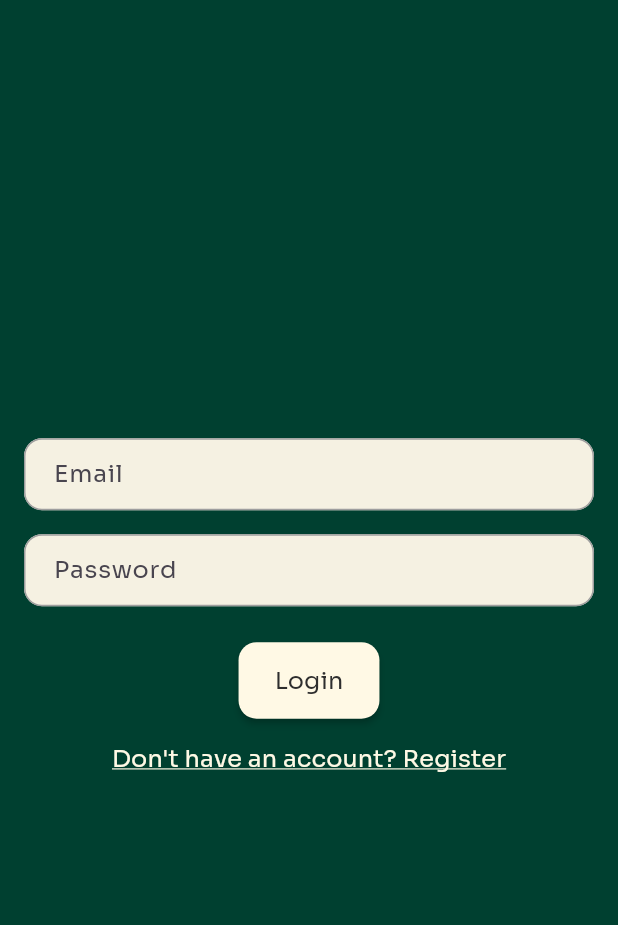
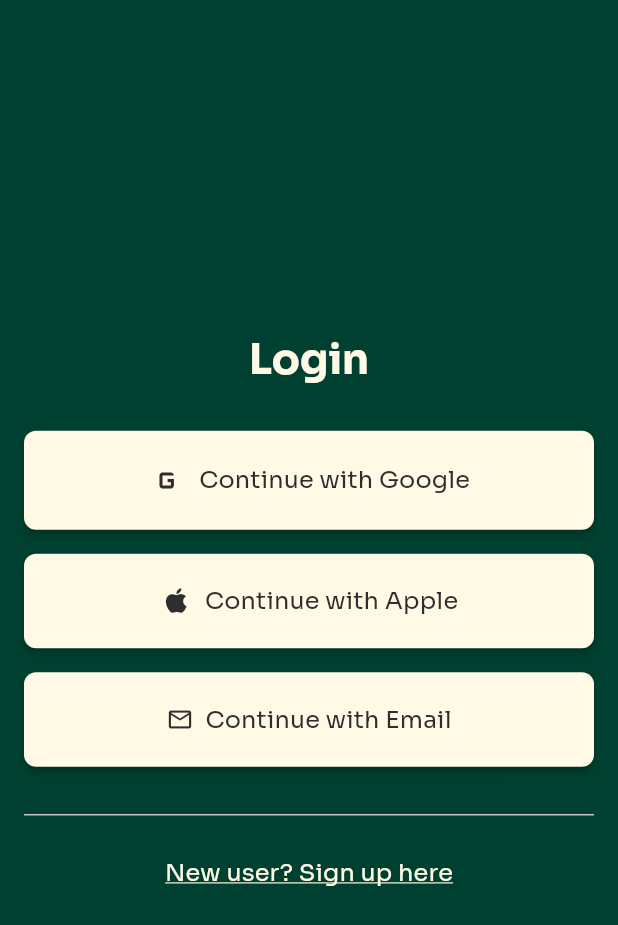
Before and after one commit to wforsyth/GroceryListApp, a Flutter app: the screen it shows after launch, on a phone screen of 412 x 824 dp. Shown: the top 925 px of the screen. Run offline on Flutter 3.47's test engine with Material 3 defaults, Android fonts, the phone set to English and light mode, and no system bars; our stand-ins replace cloud_firestore, firebase_auth, firebase_core, flutter_local_notifications; accounts and stored records are empty.

Commit message:
changes to styling and creation of prelogin page

```diff
--- a/frontend/twoplayercrossword/lib/main.dart
+++ b/frontend/twoplayercrossword/lib/main.dart
@@ -38,8 +38,9 @@ class MyApp extends StatelessWidget {
         elevatedButtonTheme: ElevatedButtonThemeData(
           style: appButtonStyle,
         ),
+        bottomNavigationBarTheme: appBottomNavigationBarTheme,
       ),
-      initialRoute: AppRoutes.login,
+      initialRoute: AppRoutes.prelogin,
       routes: AppRoutes.routes,
     );
   }
--- a/frontend/twoplayercrossword/lib/routes.dart
+++ b/frontend/twoplayercrossword/lib/routes.dart
@@ -1,4 +1,5 @@
 import 'package:flutter/material.dart';
+import 'package:twoplayercrossword/screens/prelogin.dart';
 import 'screens/login.dart';
 import 'screens/register.dart';
 import 'screens/bottomNav.dart';
@@ -9,11 +10,13 @@ class AppRoutes {
   static const String login = '/login';
   static const String register = '/register';
   static const String home = '/home';
+  static const String prelogin = '/prelogin';
 
 //Maps named routes to widgets within the application
   static Map<String, WidgetBuilder> routes = {
     login: (context) => LoginScreen(),
     register: (context) => RegisterScreen(),
     home: (context) => HomeScreen(),
+    prelogin: (context) => PreLoginScreen(),
   };
 }
--- a/frontend/twoplayercrossword/lib/screens/bottomNav.dart
+++ b/frontend/twoplayercrossword/lib/screens/bottomNav.dart
@@ -55,9 +55,6 @@ class _HomeScreenState extends State<HomeScreen> {
   @override
   Widget build(BuildContext context) {
     return Scaffold(
-      appBar: AppBar(
-        title: Text('Epialarm'),
-      ),
       //Collapsable side drawer to display users name and log out functionality
       drawer: Drawer(
           child: ListView(padding: EdgeInsets.zero, children: <Widget>[
@@ -73,7 +70,7 @@ class _HomeScreenState extends State<HomeScreen> {
           onTap: () {
             widget.signOut();
             Navigator.of(context).pop();
-            Navigator.pushNamed(context, AppRoutes.login);
+            Navigator.pushNamed(context, AppRoutes.prelogin);
           },
         ),
       ])),
--- /dev/null
+++ b/frontend/twoplayercrossword/lib/screens/prelogin.dart
@@ -0,0 +1,101 @@
+import 'package:flutter/material.dart';
+import 'package:twoplayercrossword/constants.dart';
+import '../routes.dart';
+import '../styling.dart';
+
+class PreLoginScreen extends StatelessWidget {
+  const PreLoginScreen({super.key});
+
+  @override
+  Widget build(BuildContext context) {
+    return Scaffold(
+      body: Padding(
+        padding: const EdgeInsets.all(16.0),
+        child: Column(
+          mainAxisAlignment: MainAxisAlignment.center,
+          children: [
+            // Title
+            Text(
+              'Login',
+              style: Theme.of(context).textTheme.displayLarge?.copyWith(
+                color: kBackgroundColor
+              ),
+              textAlign: TextAlign.start,
+            ),
+            const SizedBox(height: 32),
+
+            // Continue with Google
+            SizedBox(
+              width: double.infinity,
+              child: ElevatedButton.icon(
+                icon: const Icon(Icons.g_mobiledata, size: 26, color: kPrimaryTextColor),
+                label: Text(
+                  'Continue with Google',
+                  style: Theme.of(context).textTheme.labelLarge,
+                ),
+                style: appButtonStyle,
+                onPressed: () {
+                  // TODO: Handle Google login
+                },
+              ),
+            ),
+            const SizedBox(height: 16),
+
+            // Continue with Apple
+            SizedBox(
+              width: double.infinity,
+              child: ElevatedButton.icon(
+                icon: const Icon(Icons.apple, size: 22, color: kPrimaryTextColor),
+                label: Text(
+                  'Continue with Apple',
+                  style: Theme.of(context).textTheme.labelLarge),
+                style: appButtonStyle,
+                onPressed: () {
+                  // TODO: Handle Apple login
+                },
+              ),
+            ),
+            const SizedBox(height: 16),
+
+            // Continue with Email
+            SizedBox(
+              width: double.infinity,
+              child: ElevatedButton.icon(
+                icon: const Icon(Icons.email_outlined, color: kPrimaryTextColor),
+                label: Text(
+                  'Continue with Email',
+                  style: Theme.of(context).textTheme.labelLarge),
+                style: appButtonStyle,
+                onPressed: () {
+                  Navigator.pushNamed(context, AppRoutes.login);
+                },
+              ),
+            ),
+            const SizedBox(height: 24),
+
+            // Divider
+            const Divider(thickness: 1),
+
+            // Sign up link
+            TextButton(
+              onPressed: () {
+                Navigator.pushNamed(context, AppRoutes.register);
+              },
+              child: Padding(
+                padding: const EdgeInsets.only(top: 12.0),
+                child: Text(
+                  'New user? Sign up here',
+                  style: Theme.of(context).textTheme.labelLarge?.copyWith(
+                        color: kBackgroundColor,
+                        decoration: TextDecoration.underline,
+                        decorationColor: kBackgroundColor,
+                      ),
+                ),
+              ),
+            ),
+          ],
+        ),
+      ),
+    );
+  }
+}
--- a/frontend/twoplayercrossword/lib/screens/register.dart
+++ b/frontend/twoplayercrossword/lib/screens/register.dart
@@ -47,9 +47,10 @@ class _RegisterScreenState extends State<RegisterScreen> {
         padding: EdgeInsets.all(16.0),
         child: Form(
           key: _formKey,
-          child: SingleChildScrollView( // So keyboard doesn't cause overflow
+          child: Center(
+            child: SingleChildScrollView(
               child: Column(
-              mainAxisAlignment: MainAxisAlignment.center,
+                mainAxisSize: MainAxisSize.min,
                 children: [
                   TextFormField(
                     controller: controllerFirstName,
@@ -149,6 +150,7 @@ class _RegisterScreenState extends State<RegisterScreen> {
             ),
           ),
         ),
+      ),
     );
   }
 }
--- a/frontend/twoplayercrossword/lib/styling.dart
+++ b/frontend/twoplayercrossword/lib/styling.dart
@@ -19,7 +19,7 @@ InputDecoration whiteInputDecoration(String label) {
       borderRadius: BorderRadius.circular(12),
       borderSide: const BorderSide(color: Colors.black54, width: 2),
     ),
-    contentPadding: const EdgeInsets.symmetric(horizontal: 16, vertical: 12),
+    contentPadding: const EdgeInsets.symmetric(horizontal: 16, vertical: 14),
   );
 }
 
@@ -64,9 +64,19 @@ final TextTheme appTextTheme = TextTheme(
 final ButtonStyle appButtonStyle = ElevatedButton.styleFrom(
   backgroundColor: kBackgroundColor, // Your kPrimaryColor
   foregroundColor: kBackgroundColor, // Text/icon color
-  padding: const EdgeInsets.symmetric(horizontal: 24, vertical: 14),
+  padding: const EdgeInsets.symmetric(horizontal: 24, vertical: 20),
   shape: RoundedRectangleBorder(
-    borderRadius: BorderRadius.circular(12),
+    borderRadius: BorderRadius.circular(8),
   ),
   elevation: 2,
 );
+
+final BottomNavigationBarThemeData appBottomNavigationBarTheme = BottomNavigationBarThemeData(
+  backgroundColor: kPrimaryColor,
+  selectedItemColor: kBackgroundColor,
+  unselectedItemColor: kBackgroundColor.withOpacity(0.7),
+  selectedLabelStyle: appTextTheme.bodyLarge,
+  unselectedLabelStyle: appTextTheme.bodyLarge,
+  type: BottomNavigationBarType.fixed, // ensures labels always show
+  elevation: 8,
+);
```
Lines whose indentation alone changed are shown as unchanged.
